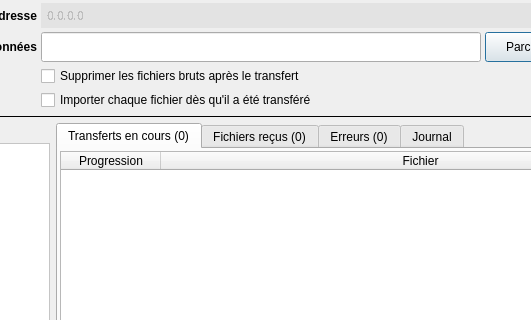
First picture: the form in python/resources/ui/StreamWindow.ui, repository introlab/OpenIMU, before the edit; both pictures show x 111 to 642 and y 84 to 404 of the 807 by 538 pixel window.
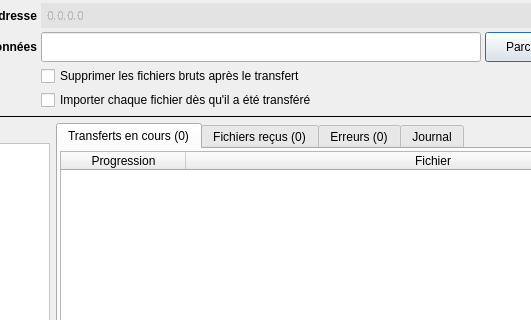
Second picture: the form after the edit. Icons and pictures are not drawn.

What changed in the file:
```diff
--- a/python/resources/ui/StreamWindow.ui
+++ b/python/resources/ui/StreamWindow.ui
@@ -403,6 +403,9 @@
            <property name="rowCount">
             <number>0</number>
            </property>
+           <attribute name="horizontalHeaderDefaultSectionSize">
+            <number>125</number>
+           </attribute>
            <attribute name="horizontalHeaderStretchLastSection">
             <bool>true</bool>
            </attribute>
```
